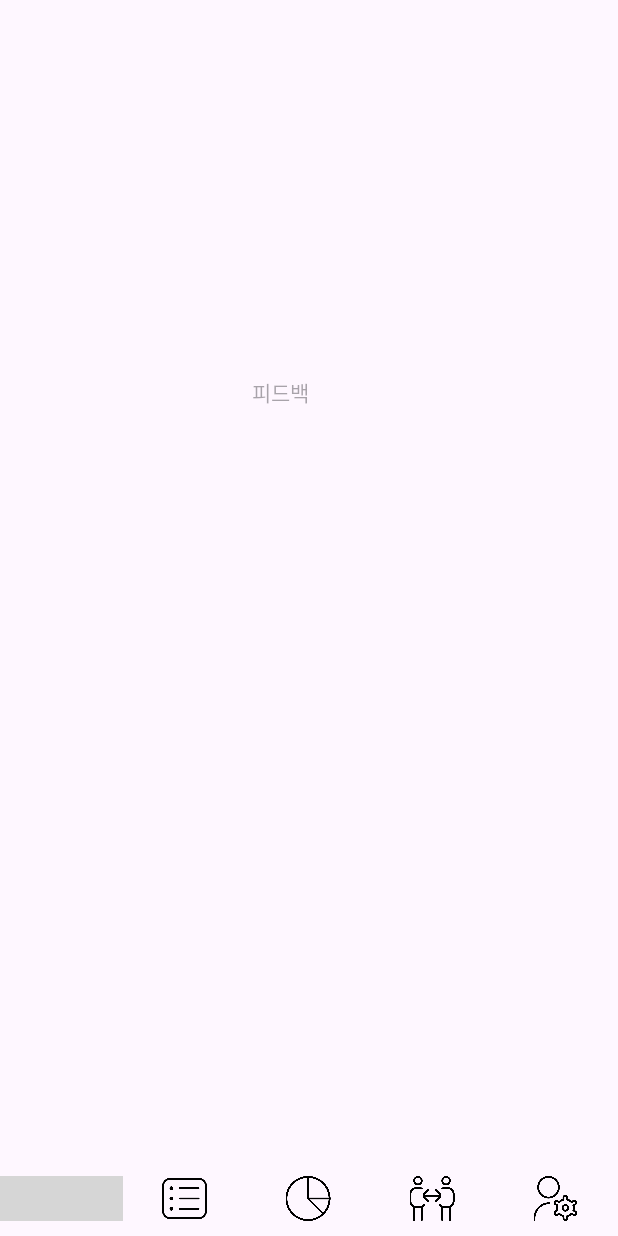
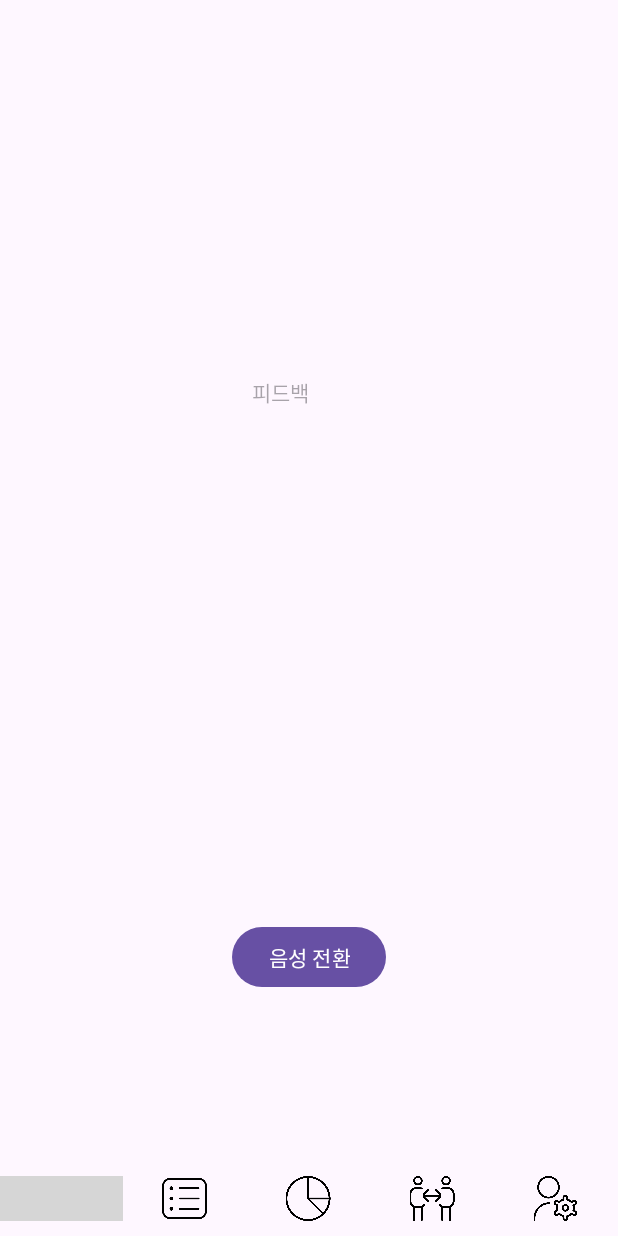
Before and after one commit to smhrdMCC/TodakTodak, an Android app: the FeedbackActivity screen opened directly, with no data from a screen before it, on a phone screen of 412 x 824 dp. Run offline under Robolectric (Android 15) with nearby library versions, the phone set to English and light mode, and no system bars; grey boxes are pictures that could not be loaded.

Commit message:
윤강석 COMMIT < FeedbackActivity 와 tts 통합 >

```diff
--- a/app/src/main/java/com/todaktodak/view/TtsActivity.kt
+++ b/app/src/main/java/com/todaktodak/view/TtsActivity.kt
@@ -40,6 +40,7 @@ class TtsActivity : AppCompatActivity(), TextToSpeech.OnInitListener {
     }//onCreate
 
     private var activityResult: ActivityResultLauncher<Intent> = registerForActivityResult(
+
         ActivityResultContracts.StartActivityForResult()
     ) {
         if (it.resultCode == TextToSpeech.Engine.CHECK_VOICE_DATA_PASS) {
--- a/app/src/main/java/com/todaktodak/view/WriteDiaryActivity.kt
+++ b/app/src/main/java/com/todaktodak/view/WriteDiaryActivity.kt
@@ -12,6 +12,7 @@ import androidx.activity.result.ActivityResult
 import androidx.activity.result.contract.ActivityResultContracts
 import androidx.appcompat.app.AppCompatActivity
 import com.example.mccproject.Model.Diary
+import com.github.mikephil.charting.animation.Easing
 import com.google.android.material.animation.MatrixEvaluator
 import com.todaktodak.databinding.ActivityWriteDiaryBinding
 import com.todaktodak.retrofit.RetrofitBuilder
@@ -32,7 +33,10 @@ class WriteDiaryActivity : AppCompatActivity() {
         binding = ActivityWriteDiaryBinding.inflate(layoutInflater)
         setContentView(binding.root)
 
-        binding.sendBtn.animation
+//        binding.sendBtn.onTouchEvent(
+//            animateY(1400, Easing.EaseInOutQuad)
+//                    animate()
+//        )
 
         // plainText에 일기 쓰기
         binding.sendBtn.setOnClickListener {
--- a/app/src/main/res/layout/activity_feedback.xml
+++ b/app/src/main/res/layout/activity_feedback.xml
@@ -21,20 +21,20 @@
         app:layout_constraintStart_toStartOf="parent"
         app:layout_constraintTop_toTopOf="parent" />
 
-    <!--<Button
-        android:id="@+id/tts_Btn"
-        android:layout_width="120sp"
+    <Button
+        android:id="@+id/ttsBtn"
+        android:layout_width="wrap_content"
         android:layout_height="wrap_content"
-        android:layout_marginStart="72dp"
-        android:layout_marginTop="64dp"
-        android:backgroundTint="@color/pastel_rainbow7"
-        android:fontFamily="@font/sehwace"
-        android:text="읽기"
-        android:textColor="@color/white"
-        android:textSize="25sp"
-        app:layout_constraintStart_toStartOf="parent"/>-->
+        android:layout_alignParentStart="true"
+        android:layout_alignParentEnd="true"
+        android:layout_marginBottom="112dp"
+        android:text="음성 전환"
+        app:layout_constraintBottom_toTopOf="@+id/linearLayout6"
+        app:layout_constraintEnd_toEndOf="parent"
+        app:layout_constraintStart_toStartOf="parent" />
 
     <LinearLayout
+        android:id="@+id/linearLayout6"
         android:layout_width="0dp"
         android:layout_height="50dp"
         android:orientation="horizontal"
@@ -44,68 +44,68 @@
 
         <ImageView
             android:id="@+id/goCalBtn"
-            android:layout_gravity="center"
             android:layout_width="30sp"
             android:layout_height="30sp"
+            android:layout_gravity="center"
             android:layout_weight="1"
             android:background="#00ff0000"
             android:backgroundTint="#FDF6FE"
             android:src="@drawable/calendar"
             android:visibility="visible"
             app:cornerRadius="20dp"
-            tools:visibility="visible"/>
+            tools:visibility="visible" />
 
         <ImageView
             android:id="@+id/goListBtn"
-            android:layout_gravity="center"
             android:layout_width="30sp"
             android:layout_height="30sp"
+            android:layout_gravity="center"
             android:layout_weight="1"
             android:background="#00ff0000"
             android:backgroundTint="#FDF6FE"
             android:src="@drawable/calendarlist"
             android:visibility="visible"
             app:cornerRadius="20dp"
-            tools:visibility="visible"/>
+            tools:visibility="visible" />
 
         <ImageView
             android:id="@+id/goChart"
-            android:layout_gravity="center"
             android:layout_width="30sp"
             android:layout_height="30sp"
+            android:layout_gravity="center"
             android:layout_weight="1"
             android:background="#00ff0000"
             android:backgroundTint="#FDF6FE"
             android:src="@drawable/chart"
             android:visibility="visible"
             app:cornerRadius="20dp"
-            tools:visibility="visible"/>
+            tools:visibility="visible" />
 
         <ImageView
             android:id="@+id/goSocial"
-            android:layout_gravity="center"
             android:layout_width="30sp"
             android:layout_height="30sp"
+            android:layout_gravity="center"
             android:layout_weight="1"
             android:background="#00ff0000"
             android:backgroundTint="#FDF6FE"
             android:src="@drawable/social"
             android:visibility="visible"
             app:cornerRadius="20dp"
-            tools:visibility="visible"/>
+            tools:visibility="visible" />
 
         <ImageView
             android:id="@+id/goMypage"
-            android:layout_gravity="center"
             android:layout_width="30sp"
             android:layout_height="30sp"
+            android:layout_gravity="center"
             android:layout_weight="1"
             android:background="#00ff0000"
             android:backgroundTint="#FDF6FE"
             android:src="@drawable/mypage"
             android:visibility="visible"
             app:cornerRadius="20dp"
-            tools:visibility="visible"/>
+            tools:visibility="visible" />
 
     </LinearLayout>
 
--- a/app/src/main/res/layout/activity_tts.xml
+++ b/app/src/main/res/layout/activity_tts.xml
@@ -13,7 +13,7 @@
         android:hint="메시지를 입력하세요" />
 
     <Button
-        android:id="@+id/tts_btn"
+        android:id="@+id/ttsBtn"
         android:layout_width="wrap_content"
         android:layout_height="wrap_content"
         android:layout_below="@+id/showDiary"
```
Also changed, not shown: app/src/main/java/com/todaktodak/view/FeedbackActivity.kt (+95 -1 lines).
